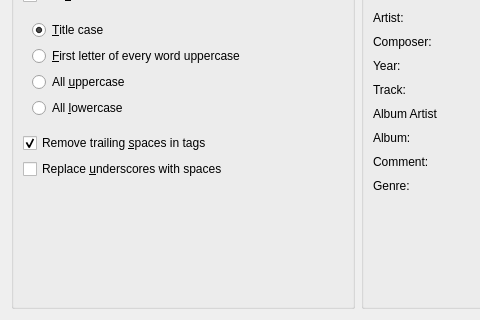
This is src/dialogs/FilenameLayoutDialog.ui in netrunner-debian-kde-extras/amarok as Qt 5 draws it before an edit; both pictures show x 0 to 480 and y 274 to 594 of the 772 by 594 pixel window. The edited form follows.
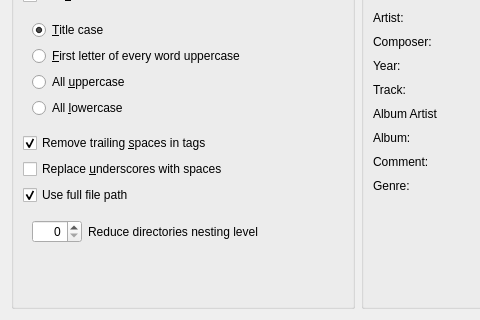
This is the edited form. Custom widgets are drawn as their Qt base class.

The edit to the form file:
```diff
--- a/src/dialogs/FilenameLayoutDialog.ui
+++ b/src/dialogs/FilenameLayoutDialog.ui
@@ -484,6 +484,48 @@
           </property>
          </widget>
         </item>
+        <item>
+         <widget class="QCheckBox" name="cbUseFullPath">
+          <property name="text">
+           <string>Use full file path</string>
+          </property>
+          <property name="checked">
+           <bool>true</bool>
+          </property>
+         </widget>
+        </item>
+        <item>
+         <widget class="QWidget" name="hlNestingLevel" native="true">
+          <layout class="QHBoxLayout" name="horizontalLayout_4">
+           <item>
+            <widget class="QSpinBox" name="sbNestingLevel">
+             <property name="sizePolicy">
+              <sizepolicy hsizetype="Fixed" vsizetype="Fixed">
+               <horstretch>0</horstretch>
+               <verstretch>0</verstretch>
+              </sizepolicy>
+             </property>
+             <property name="maximumSize">
+              <size>
+               <width>50</width>
+               <height>16777215</height>
+              </size>
+             </property>
+             <property name="alignment">
+              <set>Qt::AlignRight|Qt::AlignTrailing|Qt::AlignVCenter</set>
+             </property>
+            </widget>
+           </item>
+           <item>
+            <widget class="QLabel" name="label_14">
+             <property name="text">
+              <string>Reduce directories nesting level</string>
+             </property>
+            </widget>
+           </item>
+          </layout>
+         </widget>
+        </item>
         <item>
          <spacer name="verticalSpacer">
           <property name="orientation">
```
Left out of the diff: 25 changed lines with no effect on the pictures.
